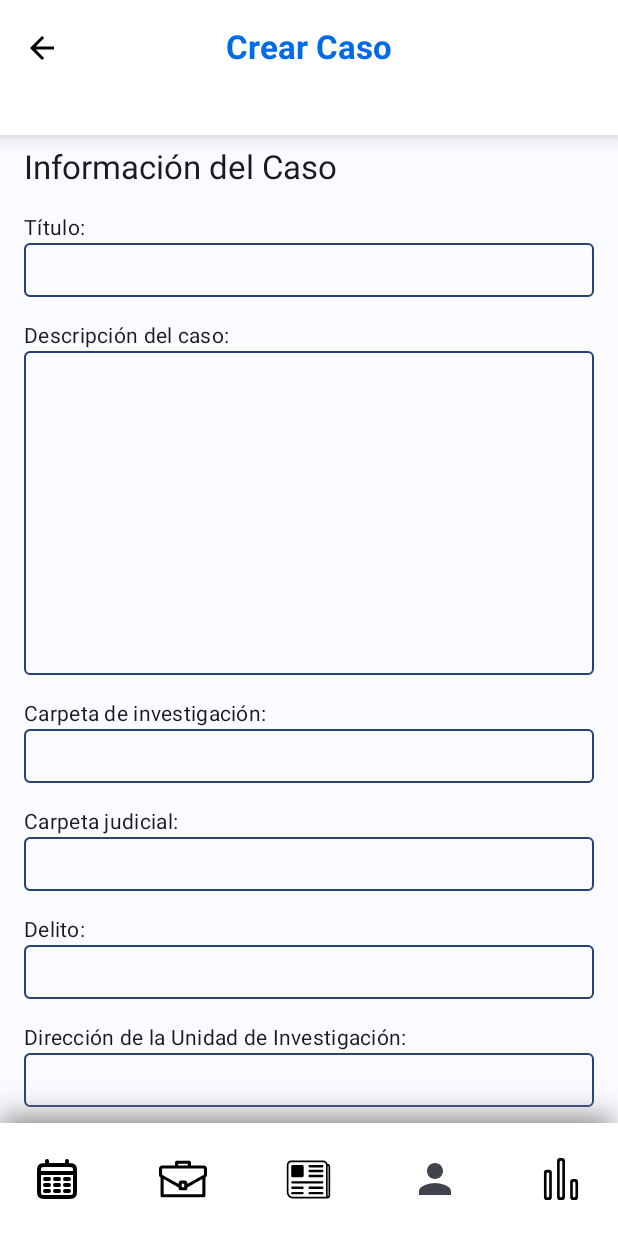
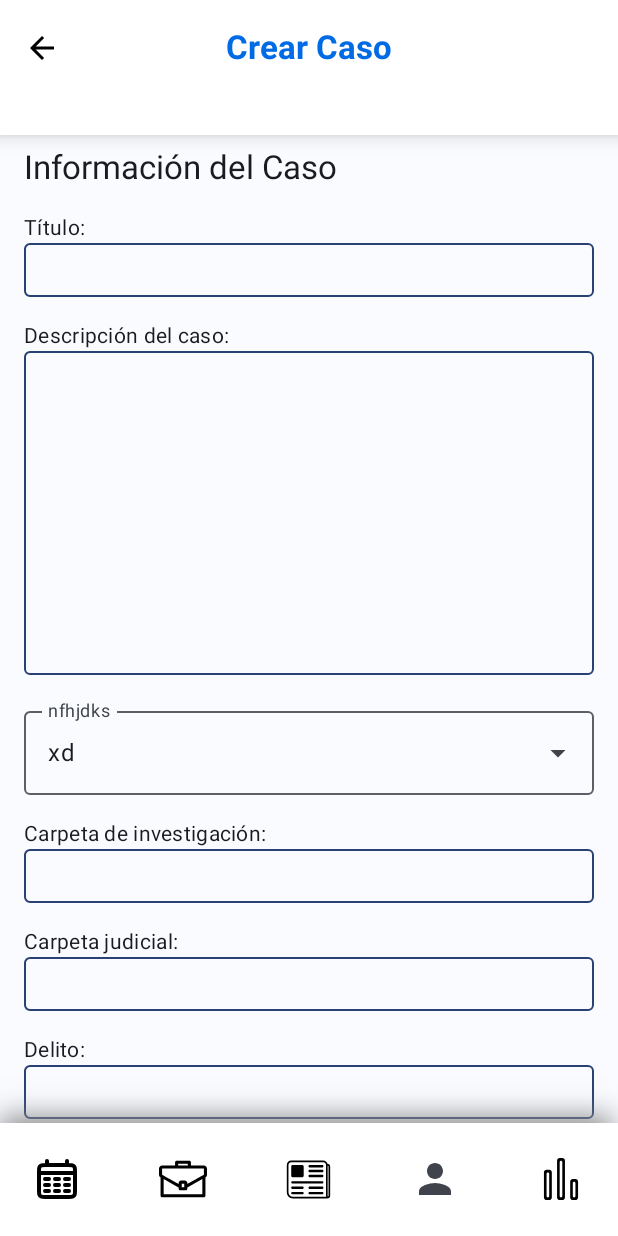
Before and after one commit to A01285442/Repositorio-Integracion-Seguridad-403, an Android app built with Jetpack Compose: the FormCasoScreen screen opened through its navigation route, on a phone screen of 412 x 824 dp. Run offline under Robolectric (Android 15) with nearby library versions, the phone set to English and light mode, and no system bars; libraries missing offline, so code that uses them is left out: io.github.jan.supabase; 7 statements that could not run were skipped.

```diff
--- a/LegalMatch/app/src/main/java/com/example/legalmatch/ui/components/DatePicker.kt
+++ b/LegalMatch/app/src/main/java/com/example/legalmatch/ui/components/DatePicker.kt
@@ -6,6 +6,7 @@ import android.widget.DatePicker
 import androidx.annotation.RequiresApi
 import androidx.compose.foundation.layout.fillMaxWidth
 import androidx.compose.foundation.layout.padding
+import androidx.compose.foundation.shape.RoundedCornerShape
 import androidx.compose.material3.MaterialTheme
 import androidx.compose.material3.OutlinedButton
 import androidx.compose.material3.Text
@@ -15,6 +16,7 @@ import androidx.compose.runtime.mutableStateOf
 import androidx.compose.runtime.remember
 import androidx.compose.runtime.setValue
 import androidx.compose.ui.Modifier
+import androidx.compose.ui.draw.clip
 import androidx.compose.ui.platform.LocalContext
 import androidx.compose.ui.unit.dp
 import kotlinx.datetime.Clock
@@ -58,6 +60,7 @@ fun DatePicker(
     // Botón para seleccionar la fecha
     OutlinedButton(
         onClick = { datePickerDialog.show() },
+        shape = RoundedCornerShape(4.dp),
         modifier = Modifier
             .fillMaxWidth()
             .padding(vertical = 8.dp)
--- a/LegalMatch/app/src/main/java/com/example/legalmatch/ui/screens/FormCasoScreen.kt
+++ b/LegalMatch/app/src/main/java/com/example/legalmatch/ui/screens/FormCasoScreen.kt
@@ -14,13 +14,7 @@ import androidx.compose.foundation.text.BasicTextField
 import androidx.compose.foundation.verticalScroll
 import androidx.compose.material3.Button
 import androidx.compose.material3.ButtonDefaults
-import androidx.compose.material3.DropdownMenuItem
-import androidx.compose.material3.ExperimentalMaterial3Api
-import androidx.compose.material3.ExposedDropdownMenuBox
-import androidx.compose.material3.ExposedDropdownMenuDefaults
 import androidx.compose.material3.MaterialTheme
-import androidx.compose.material3.OutlinedTextField
-import androidx.compose.material3.OutlinedTextFieldDefaults
 import androidx.compose.material3.Scaffold
 import androidx.compose.material3.Text
 import androidx.compose.runtime.Composable
@@ -36,9 +30,9 @@ import androidx.compose.ui.unit.dp
 import androidx.compose.ui.unit.sp
 import androidx.navigation.NavController
 import com.example.app.navigation.Routes
-import com.example.legalmatch.data.api.models.Caso
 import com.example.legalmatch.data.api.models.SendCaso
 import com.example.legalmatch.ui.components.CustomBottomBar
+import com.example.legalmatch.ui.components.CustomDropdownMenu
 import com.example.legalmatch.ui.components.CustomTopBar
 import com.example.legalmatch.ui.theme.AzulTec
 import com.example.legalmatch.ui.theme.GhostWhite
@@ -58,7 +52,7 @@ data class CasoFormState(
     // client info
     var nombre: TextFieldValue = TextFieldValue(""),
     var correo: TextFieldValue = TextFieldValue(""),
-    var sexo: TextFieldValue = TextFieldValue("hombre")
+    var sexo: String = "sexo"
 )
 
 @Composable
@@ -90,7 +84,7 @@ fun FormCasoScreen(
                     unidadInv = TextFieldValue(it.unidad_investigacion),
                     nombre = TextFieldValue(),
                     correo = TextFieldValue(),
-                    sexo = TextFieldValue(),
+                    sexo = "",
                 )
             } ?: CasoFormState() // Si es nuevo, usar estado vacío
         )
@@ -99,7 +93,7 @@ fun FormCasoScreen(
     // Client Info
     var nombre by remember { mutableStateOf(TextFieldValue("")) }
     var correo by remember { mutableStateOf(TextFieldValue("")) }
-    var sexo by remember { mutableStateOf(TextFieldValue("")) }
+    var sexo by remember { mutableStateOf("") }
 
     // Errores
     var errorMessage1 by remember { mutableStateOf("") }
@@ -164,6 +158,15 @@ fun FormCasoScreen(
             )
             if (errorMessage2.isNotBlank()){ Text(errorMessage2)}
 
+            CustomDropdownMenu(
+                selectedValue = "xd",
+                options = listOf("Acusado", "demandante"),
+                label = "nfhjdks",
+                onValueChangedEvent = { selectedOption ->
+                    println("")
+                }
+            )
+
             InputField(
                 label = "Carpeta de investigación:",
                 value = formState.value.cInvestigacion,
@@ -225,6 +228,14 @@ fun FormCasoScreen(
                 label = "Correo del cliente:",
                 value = correo,
                 onValueChange = { correo = it }
+            )
+            CustomDropdownMenu(
+                selectedValue = sexo,
+                options = listOf("Hombre", "Mujer"),
+                label = "Sexo:",
+                onValueChangedEvent = { selectedOption ->
+                    sexo = selectedOption
+                }
             )
 
             // Botón para agendar asesoría
```
